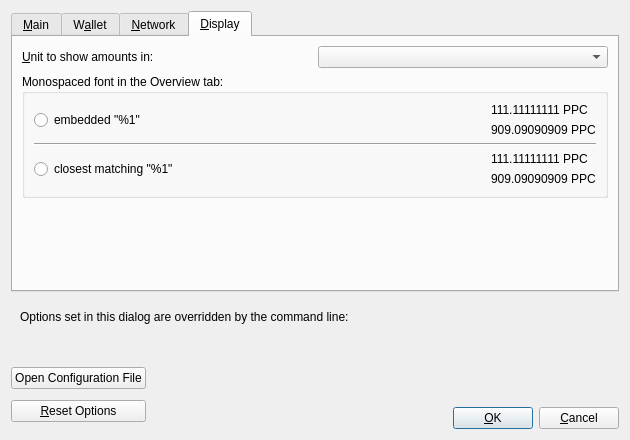
This is src/qt/forms/optionsdialog.ui in belovachap/RePeer as Qt 5 draws it before an edit. The edited form follows.
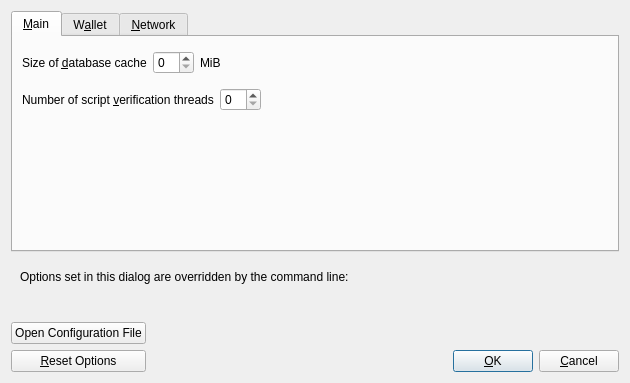
This is the edited form. The open tabs and pages were chosen to show the change. Custom widgets are drawn as their Qt base class.

Commit message: refactor: remove display unit selection and hard-code PPC as display unit. remove default font selection.

Diff of the .ui file:
```diff
--- a/src/qt/forms/optionsdialog.ui
+++ b/src/qt/forms/optionsdialog.ui
@@ -7,7 +7,7 @@
     <x>0</x>
     <y>0</y>
     <width>630</width>
-    <height>440</height>
+    <height>380</height>
    </rect>
   </property>
   <property name="windowTitle">
@@ -450,150 +450,6 @@
        </item>
       </layout>
      </widget>
-     <widget class="QWidget" name="tabDisplay">
-      <attribute name="title">
-       <string>&amp;Display</string>
-      </attribute>
-      <layout class="QVBoxLayout" name="verticalLayout_Display">
-       <item>
-        <layout class="QHBoxLayout" name="horizontalLayout_2_Display">
-         <item>
-          <widget class="QLabel" name="unitLabel">
-           <property name="text">
-            <string>&amp;Unit to show amounts in:</string>
-           </property>
-           <property name="textFormat">
-            <enum>Qt::PlainText</enum>
-           </property>
-           <property name="buddy">
-            <cstring>unit</cstring>
-           </property>
-          </widget>
-         </item>
-         <item>
-          <widget class="QValueComboBox" name="unit">
-           <property name="toolTip">
-            <string>Choose the default subdivision unit to show in the interface and when sending coins.</string>
-           </property>
-          </widget>
-         </item>
-        </layout>
-       </item>
-       <item>
-        <widget class="QGroupBox" name="font_groupBox">
-         <property name="title">
-          <string>Monospaced font in the Overview tab:</string>
-         </property>
-         <layout class="QVBoxLayout" name="font_verticalLayout">
-          <item>
-           <layout class="QHBoxLayout" name="embeddedFont_horizontalLayout">
-            <item>
-             <widget class="QRadioButton" name="embeddedFont_radioButton">
-              <property name="text">
-               <string>embedded &quot;%1&quot;</string>
-              </property>
-             </widget>
-            </item>
-            <item>
-             <spacer name="embeddedFont_horizontalSpacer">
-              <property name="orientation">
-               <enum>Qt::Horizontal</enum>
-              </property>
-              <property name="sizeHint" stdset="0">
-               <size>
-                <width>40</width>
-                <height>20</height>
-               </size>
-              </property>
-             </spacer>
-            </item>
-            <item>
-             <layout class="QVBoxLayout" name="embeddedFont_verticalLayout">
-              <item>
-               <widget class="QLabel" name="embeddedFont_label_1">
-                <property name="text">
-                 <string notr="true">111.11111111 PPC</string>
-                </property>
-               </widget>
-              </item>
-              <item>
-               <widget class="QLabel" name="embeddedFont_label_9">
-                <property name="text">
-                 <string notr="true">909.09090909 PPC</string>
-                </property>
-               </widget>
-              </item>
-             </layout>
-            </item>
-           </layout>
-          </item>
-          <item>
-           <widget class="Line" name="font_line">
-            <property name="orientation">
-             <enum>Qt::Horizontal</enum>
-            </property>
-           </widget>
-          </item>
-          <item>
-           <layout class="QHBoxLayout" name="systemFont_horizontalLayout">
-            <item>
-             <widget class="QRadioButton" name="systemFont_radioButton">
-              <property name="text">
-               <string>closest matching &quot;%1&quot;</string>
-              </property>
-             </widget>
-            </item>
-            <item>
-             <spacer name="systemFont_horizontalSpacer">
-              <property name="orientation">
-               <enum>Qt::Horizontal</enum>
-              </property>
-              <property name="sizeHint" stdset="0">
-               <size>
-                <width>40</width>
-                <height>20</height>
-               </size>
-              </property>
-             </spacer>
-            </item>
-            <item>
-             <layout class="QVBoxLayout" name="systemFont_verticalLayout">
-              <item>
-               <widget class="QLabel" name="systemFont_label_1">
-                <property name="text">
-                 <string notr="true">111.11111111 PPC</string>
-                </property>
-               </widget>
-              </item>
-              <item>
-               <widget class="QLabel" name="systemFont_label_9">
-                <property name="text">
-                 <string notr="true">909.09090909 PPC</string>
-                </property>
-               </widget>
-              </item>
-             </layout>
-            </item>
-           </layout>
-          </item>
-         </layout>
-        </widget>
-       </item>
-       <item>
-        <spacer name="verticalSpacer_Display">
-         <property name="orientation">
-          <enum>Qt::Vertical</enum>
-         </property>
-         <property name="sizeHint" stdset="0">
-          <size>
-           <width>20</width>
-           <height>40</height>
-          </size>
-         </property>
-        </spacer>
-       </item>
-      </layout>
-     </widget>
     </widget>
    </item>
    <item>
@@ -779,11 +635,6 @@
    <extends>QLineEdit</extends>
    <header>qt/qvalidatedlineedit.h</header>
   </customwidget>
-  <customwidget>
-   <class>QValueComboBox</class>
-   <extends>QComboBox</extends>
-   <header>qt/qvaluecombobox.h</header>
-  </customwidget>
  </customwidgets>
  <resources/>
  <connections/>
```
The commit also changes 21 other files.
